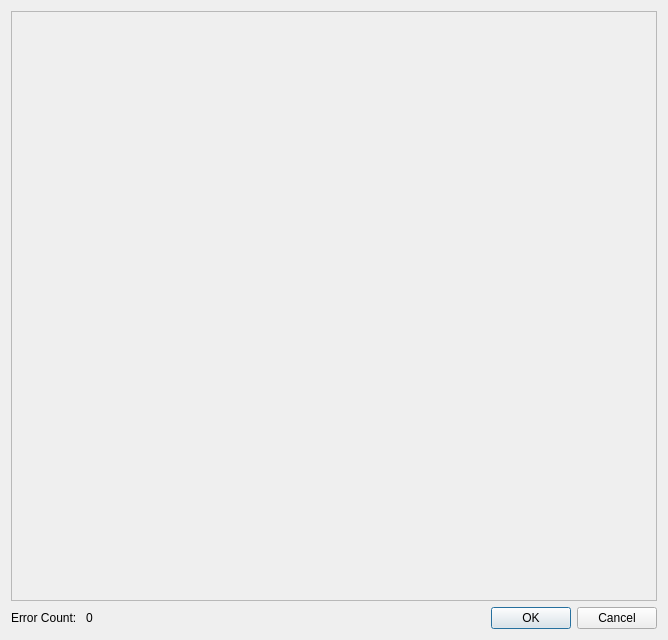
The window that editparsedreferences.ui (falconofdoom/gui) describes before a commit, drawn with Qt 5.
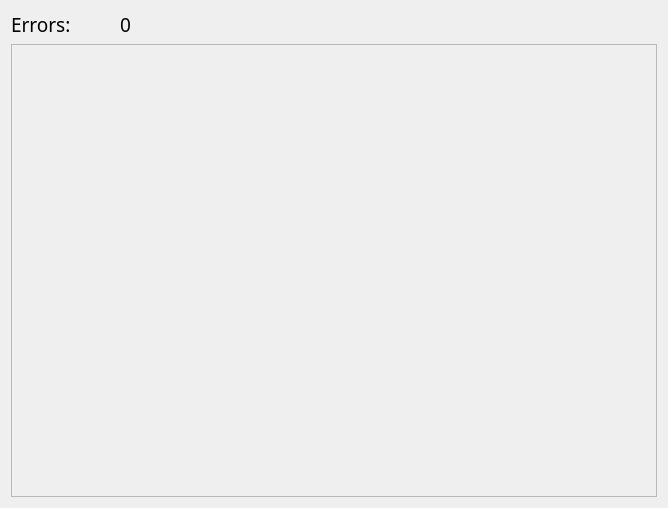
The same window after the commit.

```diff
--- a/editparsedreferences.ui
+++ b/editparsedreferences.ui
@@ -7,34 +7,36 @@
     <x>0</x>
     <y>0</y>
     <width>668</width>
-    <height>640</height>
+    <height>508</height>
    </rect>
   </property>
   <property name="windowTitle">
    <string>Dialog</string>
   </property>
   <layout class="QGridLayout" name="gridLayout">
-   <item row="1" column="2">
-    <widget class="QDialogButtonBox" name="buttonBox">
-     <property name="orientation">
-      <enum>Qt::Horizontal</enum>
-     </property>
-     <property name="standardButtons">
-      <set>QDialogButtonBox::Cancel|QDialogButtonBox::Ok</set>
-     </property>
-    </widget>
-   </item>
-   <item row="1" column="0">
+   <item row="0" column="0">
     <layout class="QHBoxLayout" name="horizontalLayout">
      <item>
       <widget class="QLabel" name="label">
+       <property name="font">
+        <font>
+         <family>Trebuchet MS</family>
+         <pointsize>14</pointsize>
+        </font>
+       </property>
        <property name="text">
-        <string>Error Count: </string>
+        <string>Errors:</string>
        </property>
       </widget>
      </item>
      <item>
       <widget class="QLabel" name="label_2">
+       <property name="font">
+        <font>
+         <family>Trebuchet MS</family>
+         <pointsize>14</pointsize>
+        </font>
+       </property>
        <property name="text">
         <string>0</string>
        </property>
@@ -42,7 +44,7 @@
      </item>
     </layout>
    </item>
-   <item row="0" column="0" colspan="3">
+   <item row="1" column="0" colspan="3">
     <widget class="QScrollArea" name="scrollArea">
      <property name="widgetResizable">
       <bool>true</bool>
@@ -53,7 +55,7 @@
         <x>0</x>
         <y>0</y>
         <width>648</width>
-        <height>587</height>
+        <height>457</height>
        </rect>
       </property>
      </widget>
```
Left out of the diff: 35 changed lines with no effect on the pictures.
